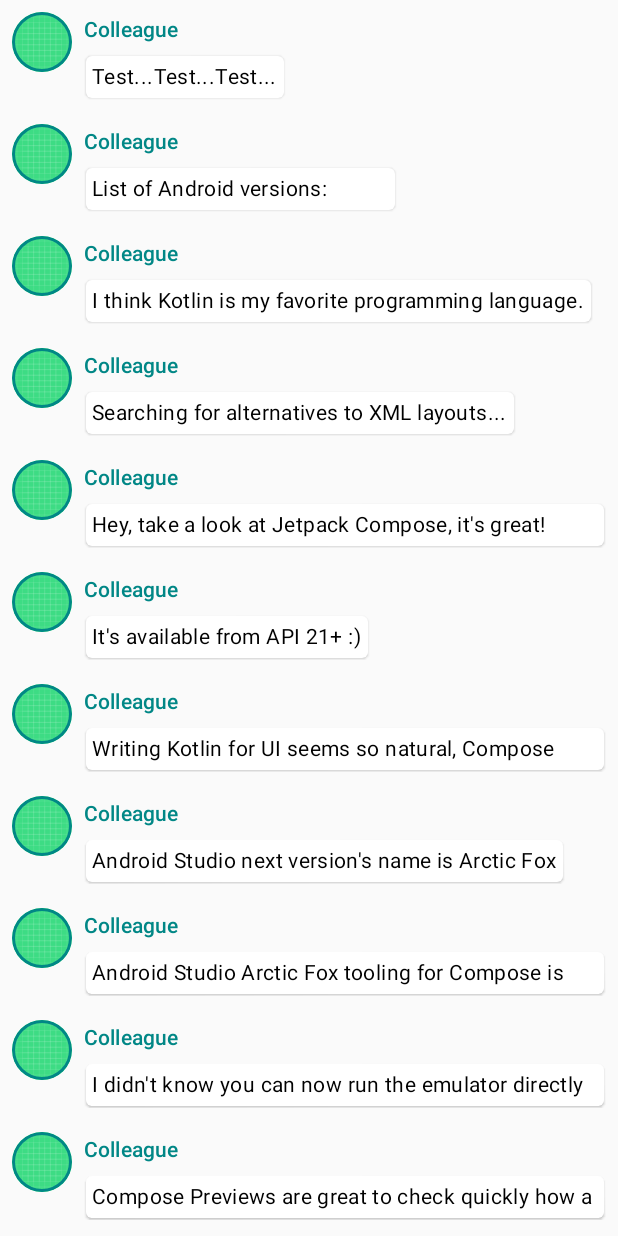
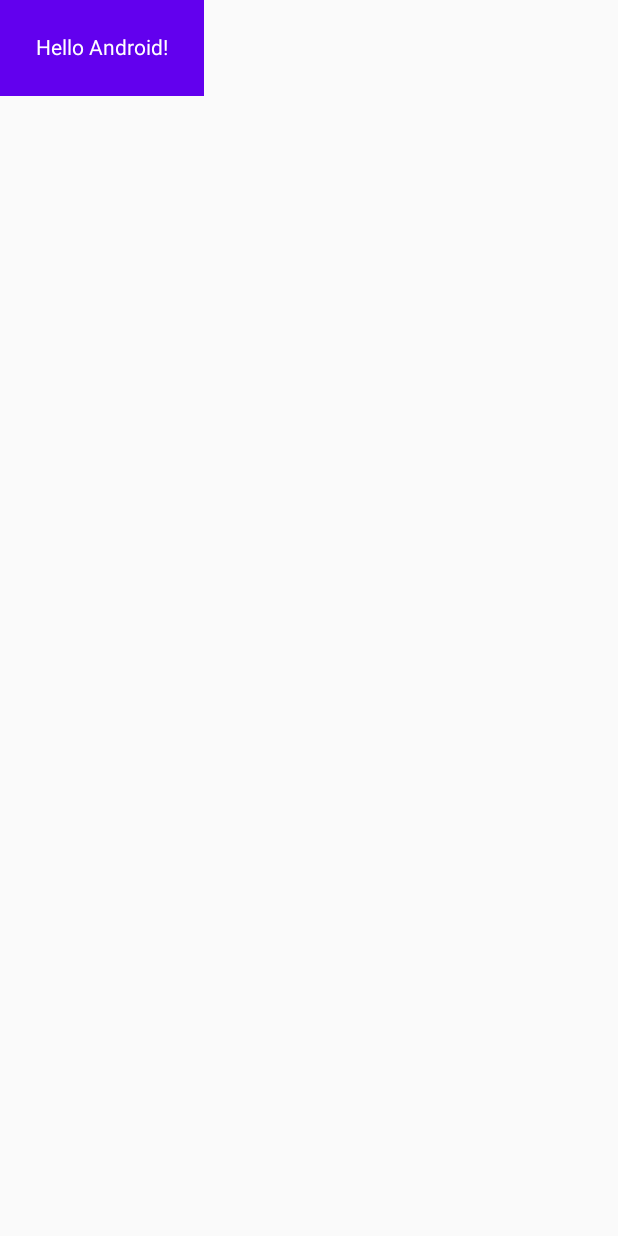
Before and after one commit to LeeSeungYun1020/ComposeApplicationBasic, an Android app built with Jetpack Compose: the screen it shows after launch (MainActivity), on a phone screen of 412 x 824 dp. Run offline under Robolectric (Android 15) with nearby library versions, the phone set to English and light mode, and no system bars; missing, so only their content is drawn: ComposeApplicationTheme.

Commit message:
Jetpack Compose basics - Tweaking the UI

```diff
--- a/app/src/main/java/com/LeeSeungYun1020/composeapplication/MainActivity.kt
+++ b/app/src/main/java/com/LeeSeungYun1020/composeapplication/MainActivity.kt
@@ -30,91 +30,28 @@ class MainActivity : ComponentActivity() {
         super.onCreate(savedInstanceState)
         setContent {
             ComposeApplicationTheme {
-                Conversation(messages = SampleData.conversationSample)
+                Surface(color = MaterialTheme.colors.background) {
+                    Greeting(name = "Android")
+                }
             }
         }
     }
 }
 
-data class Message(val author: String, val body: String)
-
 @Composable
-fun MessageCard(msg: Message) {
-    Row(modifier = Modifier.padding(8.dp)) {
-        Image(
-            painter = painterResource(id = R.drawable.ic_launcher_background),
-            contentDescription = "profile",
-            modifier = Modifier
-                .size(40.dp)
-                .clip(CircleShape)
-                .border(1.5.dp, MaterialTheme.colors.secondaryVariant, CircleShape)
+private fun Greeting(name: String) {
+    Surface(color = MaterialTheme.colors.primary) {
+        Text(
+            text = "Hello $name!",
+            modifier = Modifier.padding(24.dp)
         )
-
-        Spacer(modifier = Modifier.width(8.dp))
-
-        var isExpanded by remember {
-            mutableStateOf(false)
-        }
-        val surfaceColor: Color by animateColorAsState(
-            targetValue =
-            if (isExpanded) MaterialTheme.colors.primary else MaterialTheme.colors.surface
-        )
-        Column(modifier = Modifier.clickable {
-            isExpanded = !isExpanded
-        }) {
-            Text(
-                text = msg.author,
-                color = MaterialTheme.colors.secondaryVariant,
-                style = MaterialTheme.typography.subtitle2
-            )
-
-            Spacer(modifier = Modifier.height(4.dp))
-
-            Surface(
-                shape = MaterialTheme.shapes.medium,
-                elevation = 1.dp,
-                color = surfaceColor,
-                modifier = Modifier.animateContentSize().padding(1.dp)
-            ) {
-                Text(
-                    text = msg.body,
-                    modifier = Modifier.padding(all = 4.dp),
-                    maxLines = if (isExpanded) Int.MAX_VALUE else 1,
-                    style = MaterialTheme.typography.body2
-                )
-            }
-        }
     }
 }
 
-@Preview(
-    name = "Light Mode"
-)
-@Preview(
-    uiMode = Configuration.UI_MODE_NIGHT_YES,
-    showBackground = true,
-    name = "Dark Mode"
-)
+@Preview(showBackground = true)
 @Composable
-fun PreviewMessageCard() {
+fun DefaultPreview() {
     ComposeApplicationTheme {
-        MessageCard(msg = Message("Colleague", "Hey, take a look at this"))
+        Greeting("Android")
     }
 }
-
-@Composable
-fun Conversation(messages: List<Message>) {
-    LazyColumn {
-        items(messages) { message ->
-            MessageCard(msg = message)
-        }
-    }
-}
-
-@Preview
-@Composable
-fun PreviewConversation() {
-    ComposeApplicationTheme {
-        Conversation(messages = SampleData.conversationSample)
-    }
-}
--- a/app/src/main/java/com/LeeSeungYun1020/composeapplication/SampleData.kt
+++ /dev/null
@@ -1,72 +0,0 @@
-package com.LeeSeungYun1020.composeapplication
-
-object SampleData {
-    // Sample conversation data
-    val conversationSample = listOf(
-        Message(
-            "Colleague",
-            "Test...Test...Test..."
-        ),
-        Message(
-            "Colleague",
-            "List of Android versions:\n" +
-                    "Android KitKat (API 19)\n" +
-                    "Android Lollipop (API 21)\n" +
-                    "Android Marshmallow (API 23)\n" +
-                    "Android Nougat (API 24)\n" +
-                    "Android Oreo (API 26)\n" +
-                    "Android Pie (API 28)\n" +
-                    "Android 10 (API 29)\n" +
-                    "Android 11 (API 30)\n" +
-                    "Android 12 (API 31)\n"
-        ),
-        Message(
-            "Colleague",
-            "I think Kotlin is my favorite programming language.\n" +
-                    "It's so much fun!"
-        ),
-        Message(
-            "Colleague",
-            "Searching for alternatives to XML layouts..."
-        ),
-        Message(
-            "Colleague",
-            "Hey, take a look at Jetpack Compose, it's great!\n" +
-                    "It's the Android's modern toolkit for building native UI." +
-                    "It simplifies and accelerates UI development on Android." +
-                    "Less code, powerful tools, and intuitive Kotlin APIs :)"
-        ),
-        Message(
-            "Colleague",
-            "It's available from API 21+ :)"
-        ),
-        Message(
-            "Colleague",
-            "Writing Kotlin for UI seems so natural, Compose where have you been all my life?"
-        ),
-        Message(
-            "Colleague",
-            "Android Studio next version's name is Arctic Fox"
-        ),
-        Message(
-            "Colleague",
-            "Android Studio Arctic Fox tooling for Compose is top notch ^_^"
-        ),
-        Message(
-            "Colleague",
-            "I didn't know you can now run the emulator directly from Android Studio"
-        ),
-        Message(
-            "Colleague",
-            "Compose Previews are great to check quickly how a composable layout looks like"
-        ),
-        Message(
-            "Colleague",
-            "Previews are also interactive after enabling the experimental setting"
-        ),
-        Message(
-            "Colleague",
-            "Have you tried writing build.gradle with KTS?"
-        ),
-    )
-}
--- a/app/src/main/java/com/LeeSeungYun1020/composeapplication/ui/theme/Theme.kt
+++ b/app/src/main/java/com/LeeSeungYun1020/composeapplication/ui/theme/Theme.kt
@@ -11,8 +11,6 @@ private val DarkColorPalette = darkColors(
     primary = Purple200,
     primaryVariant = Purple700,
     secondary = Teal200,
-    background = Color.Black,
-    surface = Color.Black,
 )
 
 private val LightColorPalette = lightColors(
```
